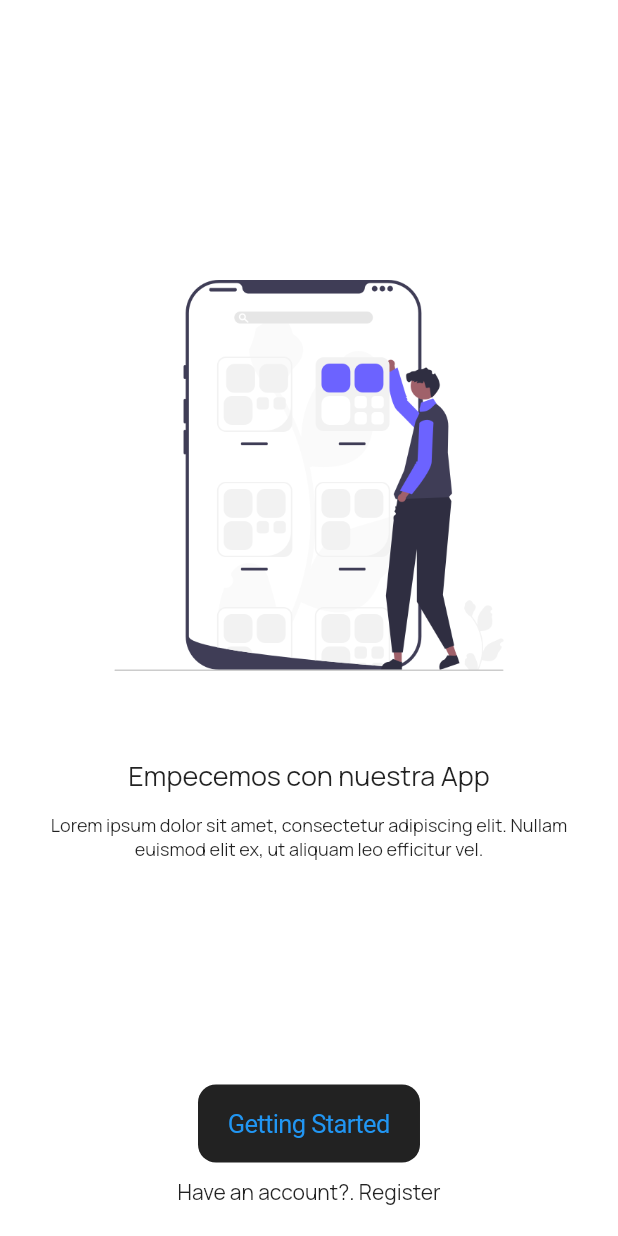
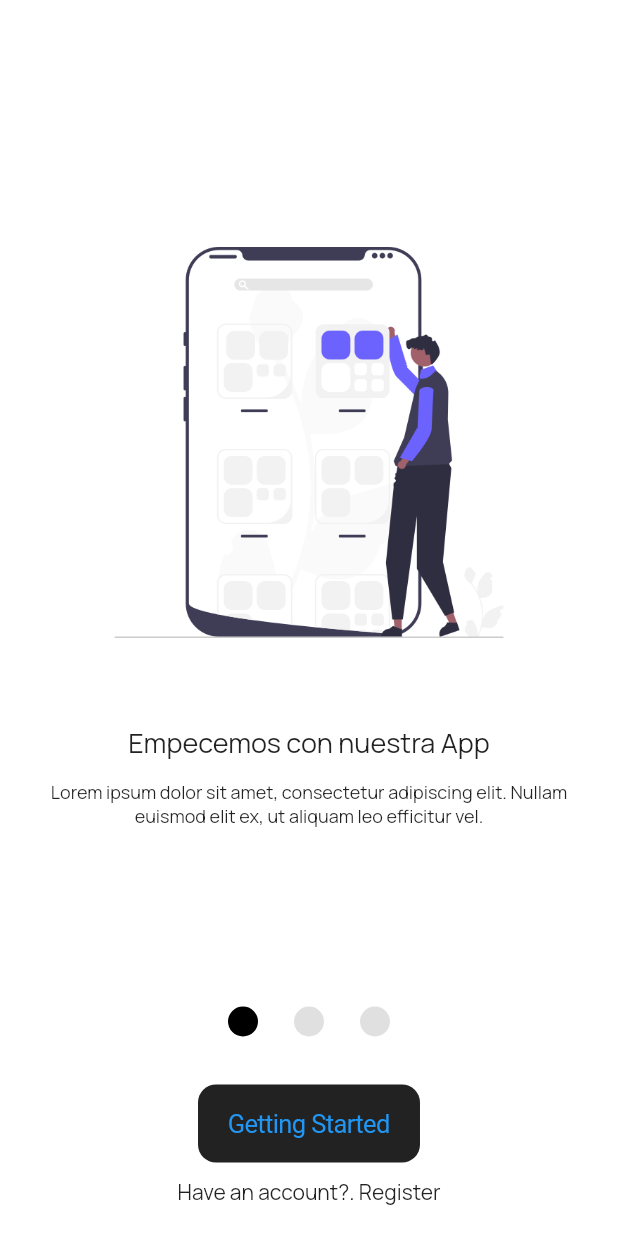
Before and after one commit to dafm10/flutter_codigo4_fulltechnology, a Flutter app: the screen it shows after launch, on a phone screen of 412 x 824 dp. Run offline on Flutter 3.47's test engine with Material 2 defaults, Android fonts, the phone set to English and light mode, and no system bars; our stand-ins replace carousel_slider, cloud_firestore, firebase_auth, firebase_core, firebase_messaging, flutter_local_notifications and 4 more; accounts and stored records are empty.

Commit message:
started 4

```diff
--- a/lib/pages/pruebas/started_page.dart
+++ b/lib/pages/pruebas/started_page.dart
@@ -85,6 +85,24 @@ class _StartedPageState extends State<StartedPage> {
                 },
               ),
             ),
+            Row(
+              mainAxisAlignment: MainAxisAlignment.center,
+              children: slideList.asMap().entries.map(
+                (e) {
+                  return Container(
+                    decoration: BoxDecoration(
+                      color: _currentIndex == e.key
+                          ? Colors.black
+                          : Colors.black12,
+                      shape: BoxShape.circle,
+                    ),
+                    margin: const EdgeInsets.all(12.0),
+                    height: 20.0,
+                    width: 20.0,
+                  );
+                },
+              ).toList(),
+            ),
             const SizedBox(
               height: 20.0,
             ),
```
